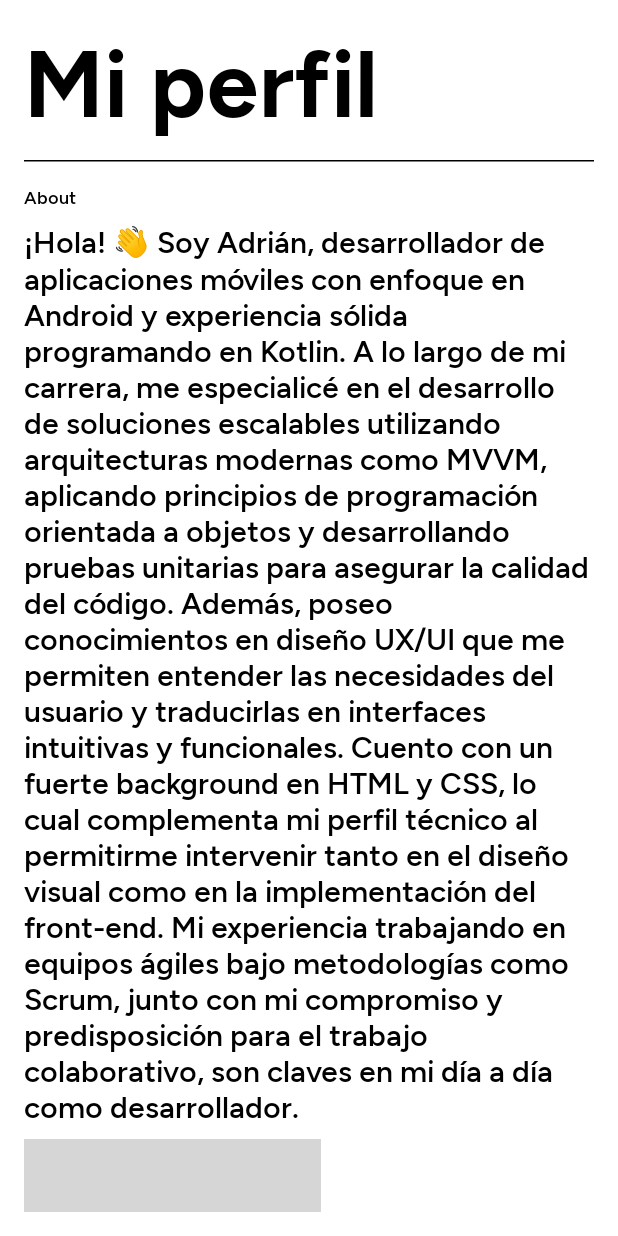
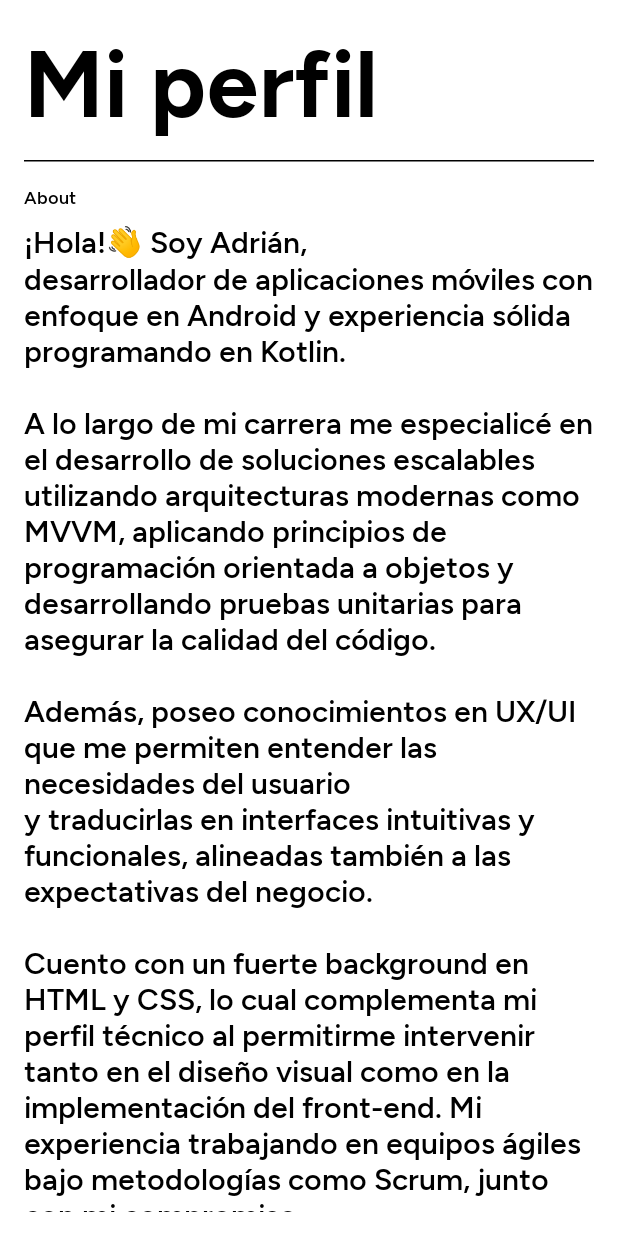
Before and after one commit to adriandeseta/AdrianDeSetaCV, an Android app built with Jetpack Compose: the @Preview function PreviewProfileScreen, on a phone screen of 412 x 824 dp. Run offline under Robolectric (Android 15) with nearby library versions, the phone set to English and light mode, and no system bars; grey boxes are pictures that could not be loaded.

Commit message:
fix strings

```diff
--- a/app/src/main/java/com/adriandeseta/cv/ui/adriandeseta/profile/ProfileScreen.kt
+++ b/app/src/main/java/com/adriandeseta/cv/ui/adriandeseta/profile/ProfileScreen.kt
@@ -85,7 +85,7 @@ fun ProfileScreen() {
                 contentDescription = stringResource(R.string.content_description),
                 modifier = Modifier
                     .width(198.dp)
-                    .height(247.dp)
+                    .height(220.dp)
                     .clip(RoundedCornerShape(10.dp))
                     .background(Color.White),
                 contentScale = ContentScale.FillBounds
--- a/app/src/main/res/values/strings.xml
+++ b/app/src/main/res/values/strings.xml
@@ -17,7 +17,7 @@
     <string name="home_text">Transformo ideas en apps Android: desarrollador Front-end con experiencia en Kotlin.</string>
 
     <!-- PROFILE SCREEN -->
-    <string name="profile_bio">¡Hola! 👋 Soy Adrián, desarrollador de aplicaciones móviles con enfoque en Android y experiencia sólida programando en Kotlin. A lo largo de mi carrera, me especialicé en el desarrollo de soluciones escalables utilizando arquitecturas modernas como MVVM, aplicando principios de programación orientada a objetos y desarrollando pruebas unitarias para asegurar la calidad del código. Además, poseo conocimientos en diseño UX/UI que me permiten entender las necesidades del usuario y traducirlas en interfaces intuitivas y funcionales. Cuento con un fuerte background en HTML y CSS, lo cual complementa mi perfil técnico al permitirme intervenir tanto en el diseño visual como en la implementación del front-end. Mi experiencia trabajando en equipos ágiles bajo metodologías como Scrum, junto con mi compromiso y predisposición para el trabajo colaborativo, son claves en mi día a día como desarrollador.</string>
+    <string name="profile_bio">¡Hola!👋 Soy Adrián,\ndesarrollador de aplicaciones móviles con enfoque en Android y experiencia sólida programando en Kotlin.\n\nA lo largo de mi carrera me especialicé en el desarrollo de soluciones escalables utilizando arquitecturas modernas como MVVM, aplicando principios de programación orientada a objetos y desarrollando pruebas unitarias para asegurar la calidad del código.\n\nAdemás, poseo conocimientos en UX/UI que me permiten entender las necesidades del usuario\ny traducirlas en interfaces intuitivas y funcionales, alineadas también a las expectativas del negocio.\n\nCuento con un fuerte background en HTML y CSS, lo cual complementa mi perfil técnico al permitirme intervenir tanto en el diseño visual como en la implementación del front-end. Mi experiencia trabajando en equipos ágiles bajo metodologías como Scrum, junto con mi compromiso \ny predisposición para el trabajo colaborativo, son claves en mi día a día como desarrollador.</string>
     <string name="profile_title">Mi perfil</string>
 
     <!-- EXPERIENCE SCREEN -->
```
Also changed, not shown: 2 other files.
